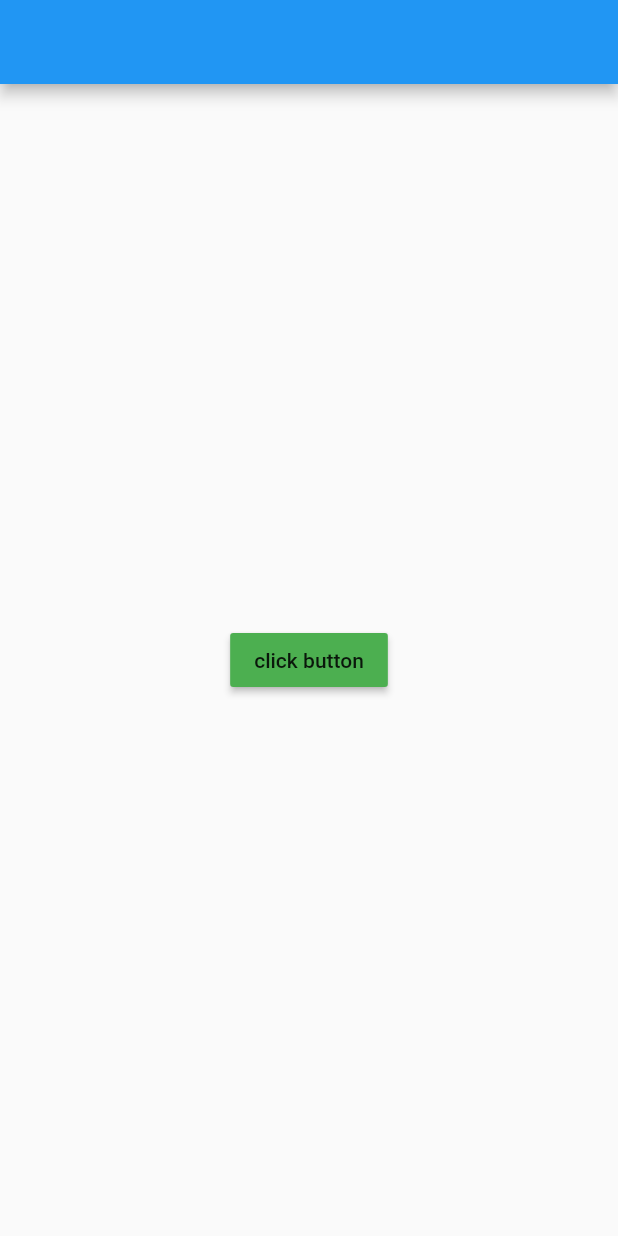
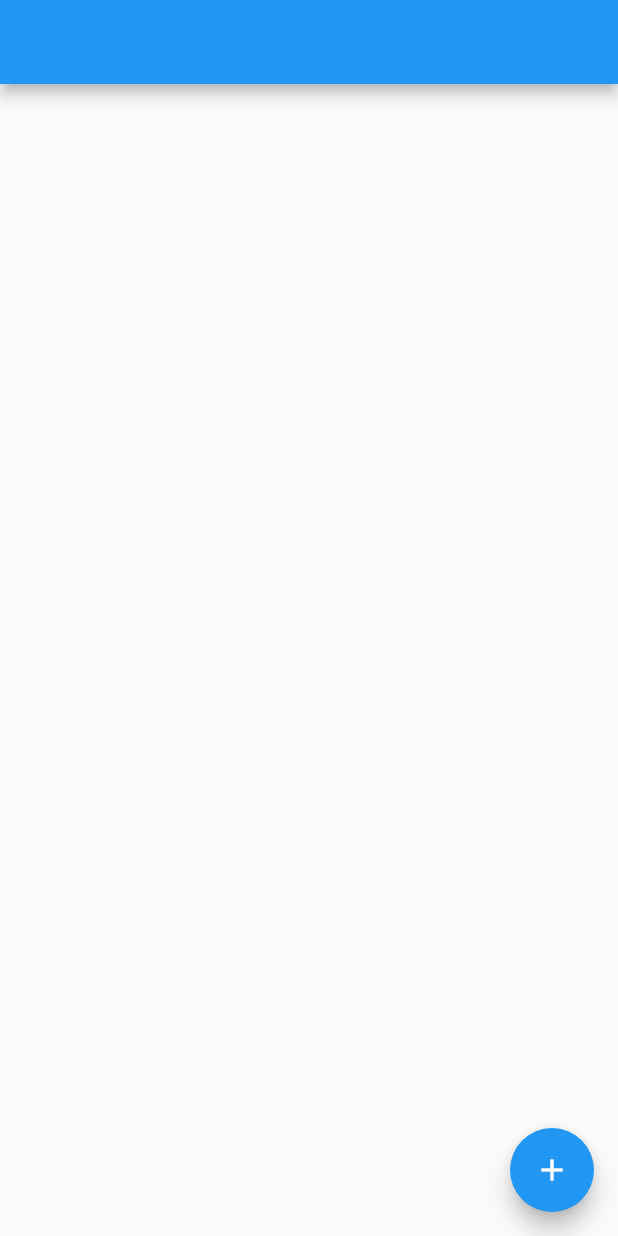
Before and after one commit to messabih-khalil/flutter, a Flutter app: the screen it shows after launch, on a phone screen of 412 x 824 dp. Run offline on Flutter 3.47's test engine with Material 2 defaults, Android fonts, the phone set to English and light mode, and no system bars.

Commit message:
FloatingActionButton

```diff
--- a/lib/main.dart
+++ b/lib/main.dart
@@ -16,12 +16,14 @@ class HomePage extends StatelessWidget {
   Widget build(BuildContext context) {
     return Scaffold(
         appBar: AppBar(),
-        body: Center(
-            child: MaterialButton(
-          child: Text("click button"),
-          onPressed: () {},
-          color: Colors.green,
-
-        )));
+        floatingActionButton: FloatingActionButton(
+          onPressed: () {
+            print("floating woooow");
+          },
+          child: Center(
+            child: Icon(Icons.add),
+          ),
+        ),
+        body: Container());
   }
 }
```
